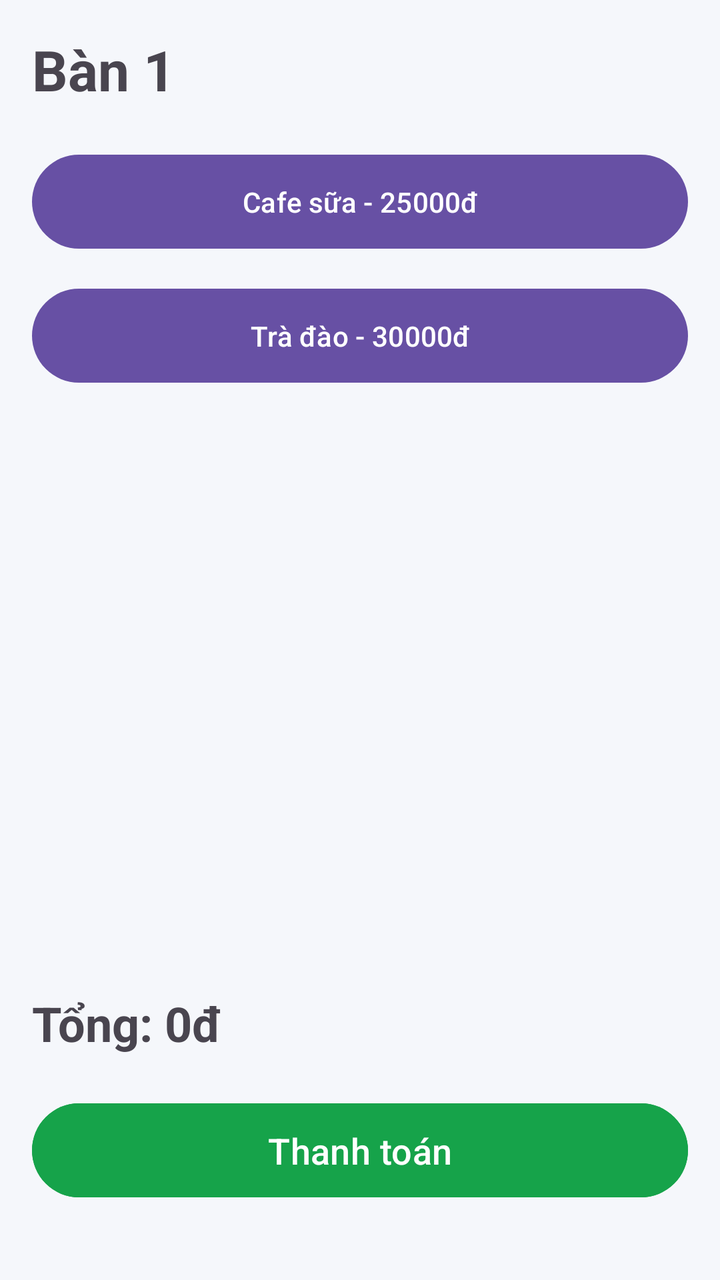
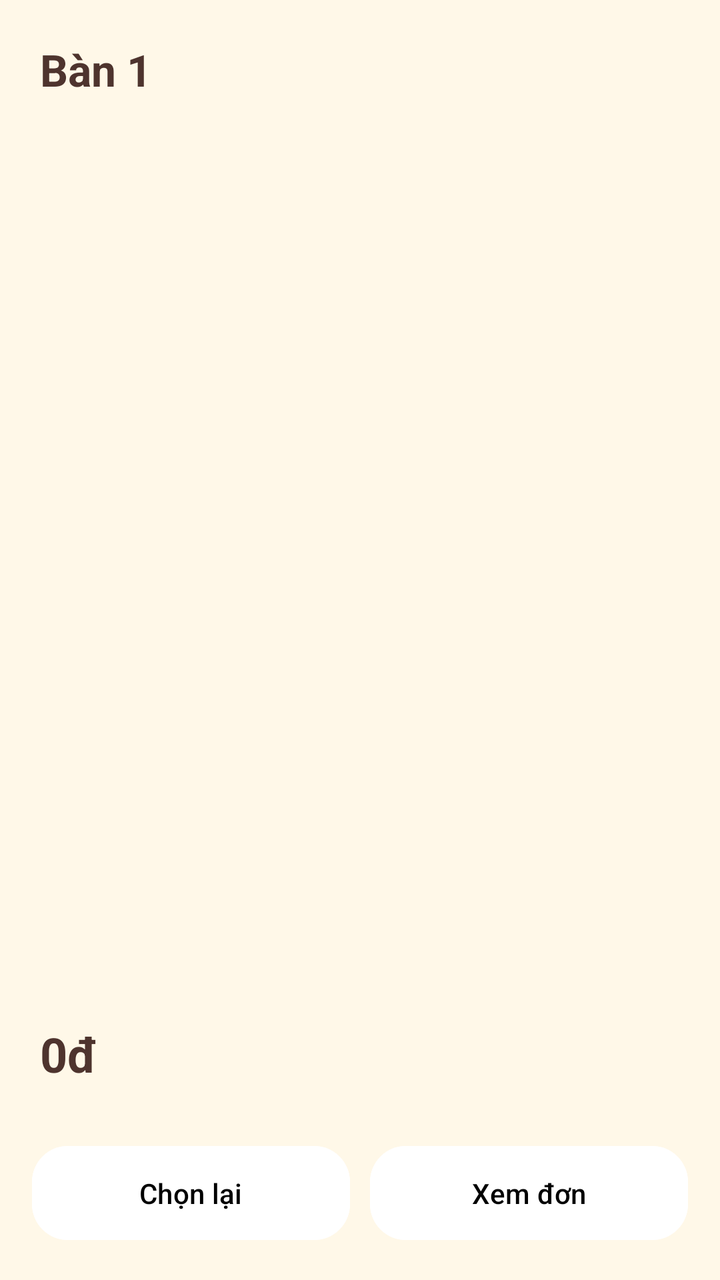

The first picture is an Android layout as it rendered before a commit; the second is the same layout after the commit. The layout source and the unified diff follow.
<!-- AndroidManifest.xml: application theme Theme.DUANQUANLYBANHANG -->
<!-- res/layout/activity_order.xml -->
<?xml version="1.0" encoding="utf-8"?>
<LinearLayout
    xmlns:android="http://schemas.android.com/apk/res/android"
    android:layout_width="match_parent"
    android:layout_height="match_parent"
    android:orientation="vertical"
    android:padding="16dp"
    android:background="#F5F7FB">

    <TextView
        android:id="@+id/txtTable"
        android:layout_width="wrap_content"
        android:layout_height="wrap_content"
        android:text="Bàn 1"
        android:textSize="28sp"
        android:textStyle="bold"/>

    <Button
        android:id="@+id/btnCafe"
        android:layout_width="match_parent"
        android:layout_height="55dp"
        android:text="Cafe sữa - 25000đ"
        android:layout_marginTop="20dp"/>

    <Button
        android:id="@+id/btnTraDao"
        android:layout_width="match_parent"
        android:layout_height="55dp"
        android:text="Trà đào - 30000đ"
        android:layout_marginTop="12dp"/>
    <androidx.recyclerview.widget.RecyclerView
        android:id="@+id/recyclerOrder"
        android:layout_width="match_parent"
        android:layout_height="250dp"
        android:layout_marginTop="20dp"/>
    <TextView
        android:id="@+id/txtTotal"
        android:layout_width="wrap_content"
        android:layout_height="wrap_content"
        android:text="Tổng: 0đ"
        android:textSize="24sp"
        android:textStyle="bold"
        android:layout_marginTop="30dp"/>
    <Button
        android:id="@+id/btnPayment"
        android:layout_width="match_parent"
        android:layout_height="55dp"
        android:text="Thanh toán"
        android:textSize="18sp"
        android:backgroundTint="#16A34A"
        android:layout_marginTop="20dp"/>
</LinearLayout>
<!-- resources referenced by this layout -->
<resources>
  <style name="Theme.DUANQUANLYBANHANG" parent="Base.Theme.DUANQUANLYBANHANG" />
  <style name="Base.Theme.DUANQUANLYBANHANG" parent="Theme.Material3.DayNight.NoActionBar">
          
          
      </style>
</resources>

<!-- the commit's change to res/layout/activity_order.xml (unified diff, before → after) -->
@@ -1,52 +1,75 @@
 <?xml version="1.0" encoding="utf-8"?>
 <LinearLayout
     xmlns:android="http://schemas.android.com/apk/res/android"
+    xmlns:app="http://schemas.android.com/apk/res-auto"
     android:layout_width="match_parent"
     android:layout_height="match_parent"
     android:orientation="vertical"
-    android:padding="16dp"
-    android:background="#F5F7FB">
+    android:background="#FFF8E8">
 
+    
     <TextView
         android:id="@+id/txtTable"
         android:layout_width="wrap_content"
         android:layout_height="wrap_content"
         android:text="Bàn 1"
-        android:textSize="28sp"
-        android:textStyle="bold"/>
+        android:textSize="22sp"
+        android:textStyle="bold"
+        android:textColor="#4E342E"
+        android:paddingStart="20dp"
+        android:paddingTop="20dp"/>
 
-    <Button
-        android:id="@+id/btnCafe"
+    
+    <androidx.recyclerview.widget.RecyclerView
+        android:id="@+id/recyclerProduct"
         android:layout_width="match_parent"
-        android:layout_height="55dp"
-        android:text="Cafe sữa - 25000đ"
-        android:layout_marginTop="20dp"/>
+        android:layout_height="0dp"
+        android:layout_weight="1"
+        android:padding="10dp"/>
 
-    <Button
-        android:id="@+id/btnTraDao"
-        android:layout_width="match_parent"
-        android:layout_height="55dp"
-        android:text="Trà đào - 30000đ"
-        android:layout_marginTop="12dp"/>
-    <androidx.recyclerview.widget.RecyclerView
-        android:id="@+id/recyclerOrder"
-        android:layout_width="match_parent"
-        android:layout_height="250dp"
-        android:layout_marginTop="20dp"/>
+    
     <TextView
         android:id="@+id/txtTotal"
         android:layout_width="wrap_content"
         android:layout_height="wrap_content"
-        android:text="Tổng: 0đ"
+        android:text="0đ"
         android:textSize="24sp"
         android:textStyle="bold"
-        android:layout_marginTop="30dp"/>
-    <Button
-        android:id="@+id/btnPayment"
+        android:textColor="#4E342E"
+        android:paddingStart="20dp"
+        android:paddingBottom="10dp"/>
+
+    
+    <LinearLayout
         android:layout_width="match_parent"
-        android:layout_height="55dp"
-        android:text="Thanh toán"
-        android:textSize="18sp"
-        android:backgroundTint="#16A34A"
-        android:layout_marginTop="20dp"/>
+        android:layout_height="wrap_content"
+        android:orientation="horizontal"
+        android:padding="16dp">
+
+        <com.google.android.material.button.MaterialButton
+            android:id="@+id/btnClear"
+            android:layout_width="0dp"
+            android:layout_height="55dp"
+            android:layout_weight="1"
+            android:text="Chọn lại"
+            android:textColor="#000000"
+            android:backgroundTint="#FFFFFF"
+            app:cornerRadius="18dp"/>
+
+        <Space
+            android:layout_width="10dp"
+            android:layout_height="wrap_content"/>
+
+        <com.google.android.material.button.MaterialButton
+            android:id="@+id/btnViewCart"
+            android:layout_width="0dp"
+            android:layout_height="55dp"
+            android:layout_weight="1"
+            android:text="Xem đơn"
+            android:textColor="#000000"
+            android:backgroundTint="#FFFFFF"
+            app:cornerRadius="18dp"/>
+
+    </LinearLayout>
+
 </LinearLayout>
<!-- resource entries referenced after the edit -->
@@ -1,7 +1,7 @@
 <!-- resources referenced by this layout -->
 <resources>
   <style name="Theme.DUANQUANLYBANHANG" parent="Base.Theme.DUANQUANLYBANHANG" />
-  <style name="Base.Theme.DUANQUANLYBANHANG" parent="Theme.Material3.DayNight.NoActionBar">
+  <style name="Base.Theme.DUANQUANLYBANHANG" parent="Theme.Material3.Light.NoActionBar">
           
           
       </style>
